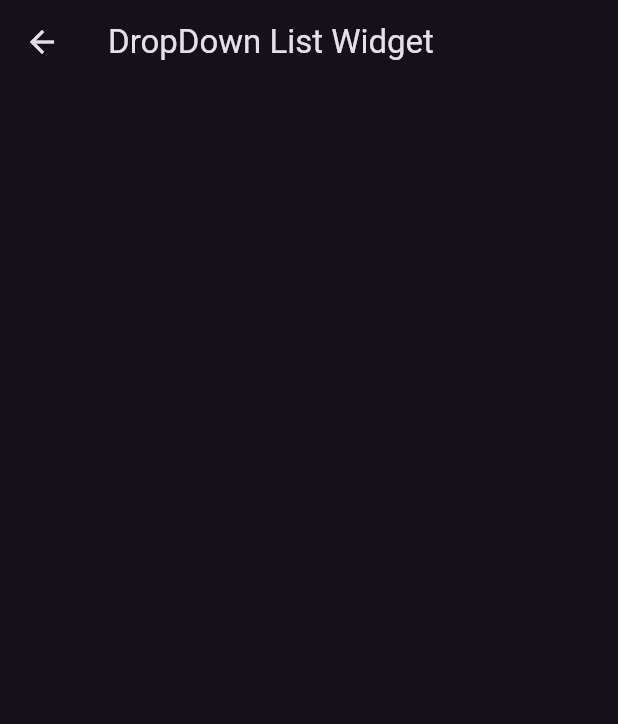
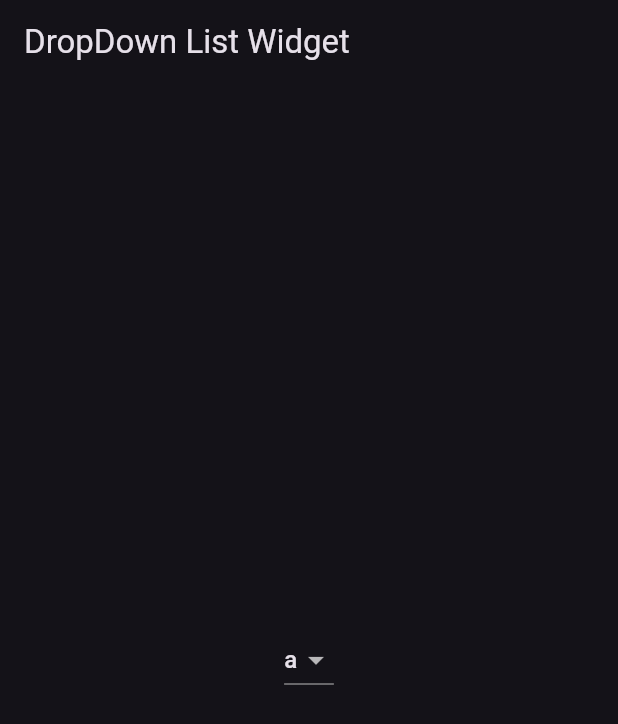
Before and after one commit to Aditya-Rawat01/7-days-of-flutter, a Flutter app: the DropdownlistWidget screen opened directly, on a phone screen of 412 x 824 dp. Shown: the top 724 px of the screen. Run offline on Flutter 3.47's test engine with Material 3 defaults, Android fonts, the light colour scheme and no system bars; our stand-ins replace animated_text_kit, cached_network_image.

Commit message:
dropdown list widget

```diff
--- a/lib/main.dart
+++ b/lib/main.dart
@@ -29,7 +29,7 @@ class MyApp extends StatelessWidget {
         brightness: Brightness.dark,
         primaryColor: Colors.purple
       ),
-      home: BottomnavigationWidget()
+      home: DropdownlistWidget()
     );
   }
 }
--- a/lib/widgets/dropDownList_widget.dart
+++ b/lib/widgets/dropDownList_widget.dart
@@ -1,14 +1,32 @@
 import 'package:flutter/material.dart';
 
-class DropdownlistWidget extends StatelessWidget {
+class DropdownlistWidget extends StatefulWidget {
   const DropdownlistWidget({super.key});
-
+ @override
+ State<DropdownlistWidget> createState() => _dropDownState();
+}
+class _dropDownState extends State<DropdownlistWidget> {
+  String selectedValue="a";
   @override
   Widget build(BuildContext context) {
     return Scaffold(
       appBar: AppBar(title: Text("DropDown List Widget"),),
       body: Center(
-
+        child: DropdownButton<String>(
+          value: selectedValue,
+          // hint: const Text("Select a value"),
+          items: <String>["a","b","c","d"].map((String value){
+            return DropdownMenuItem<String>(
+              value:value,
+              child: Text(value),
+            );
+          }).toList(),
+          onChanged: (String? newValue) {
+            setState(() {
+              selectedValue = newValue!;
+            });
+          },
+          ),
       ),
     );
   }
```
Also changed, not shown: lib/widgets/forms_widget.dart (added).
